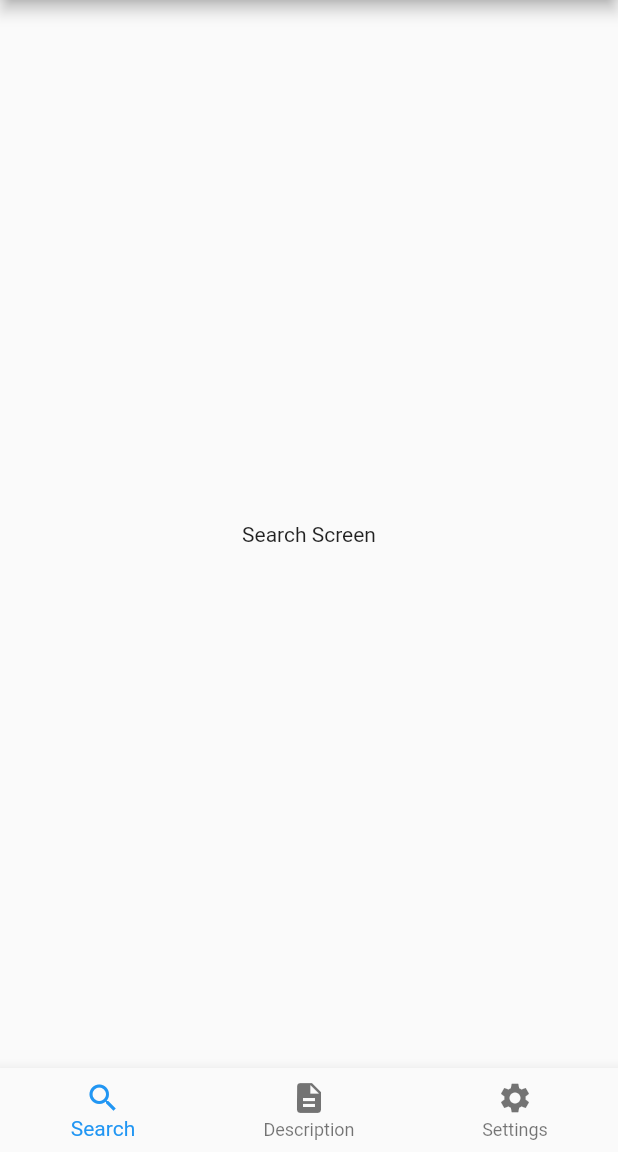
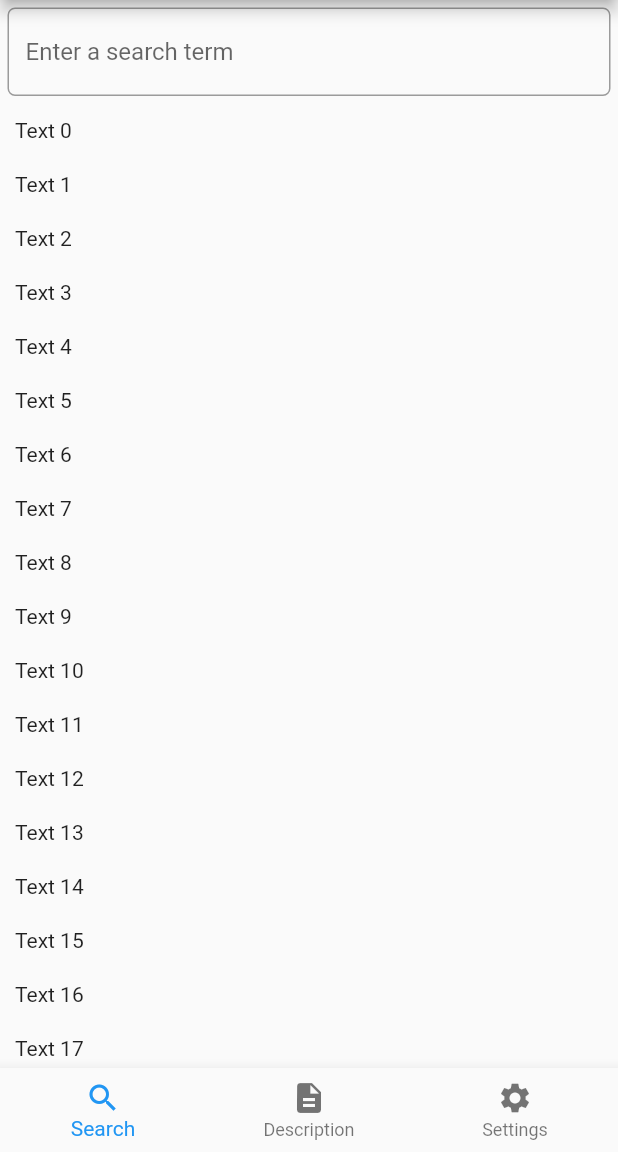
Before and after one commit to Galti/dictionary_mobile_app, a Flutter app: the screen it shows after launch, on a phone screen of 412 x 824 dp, the part 84-1236 px from its top. Run offline on Flutter 3.47's test engine with Material 2 defaults, Android fonts, the phone set to English and light mode, and no system bars.

Commit message:
Add SearchScreen UI

```diff
--- a/lib/screens/SearchScreen.dart
+++ b/lib/screens/SearchScreen.dart
@@ -1,12 +1,45 @@
-import 'package:flutter/cupertino.dart';
+import 'package:flutter/material.dart';
 
 class SearchScreen extends StatelessWidget {
+  void onWordTap(String id) {
+    print(id);
+  }
+
   @override
   Widget build(BuildContext context) {
-    return Container(
-      child: Center(
-        child: Text('Search Screen'),
-      ),
+    return Column(
+      children: <Widget>[
+        Container(
+          padding: EdgeInsets.all(5),
+          child: TextField(
+            decoration: InputDecoration(
+                hintText: 'Enter a search term',
+                border: OutlineInputBorder(
+                  borderRadius: BorderRadius.all(
+                    Radius.circular(5),
+                  ),
+                )),
+          ),
+        ),
+        Expanded(
+          child: ListView.builder(
+            itemBuilder: (BuildContext context, int index) {
+              return InkWell(
+                child: Container(
+                  child: Text(
+                    'Text $index',
+                  ),
+                  padding: EdgeInsets.all(10),
+                ),
+                onTap: () => this.onWordTap(index.toString()),
+                enableFeedback: false,
+              );
+            },
+            // separatorBuilder: (BuildContext context, int index) => Divider(),
+            itemCount: 30,
+          ),
+        )
+      ],
     );
   }
 }
```
